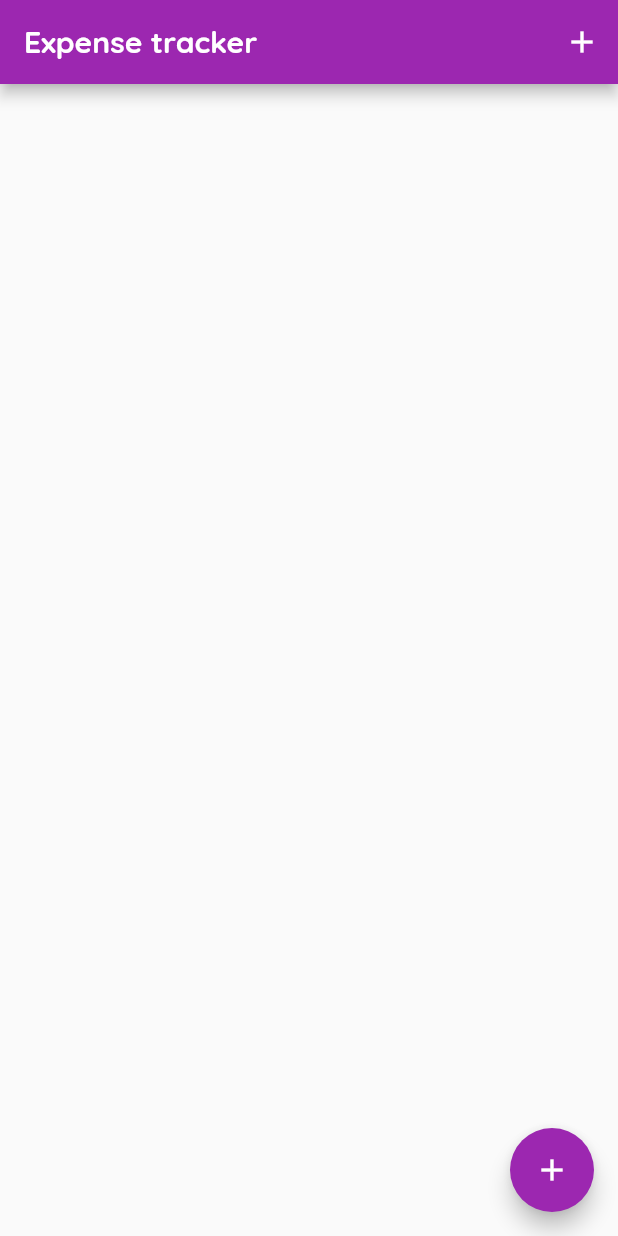
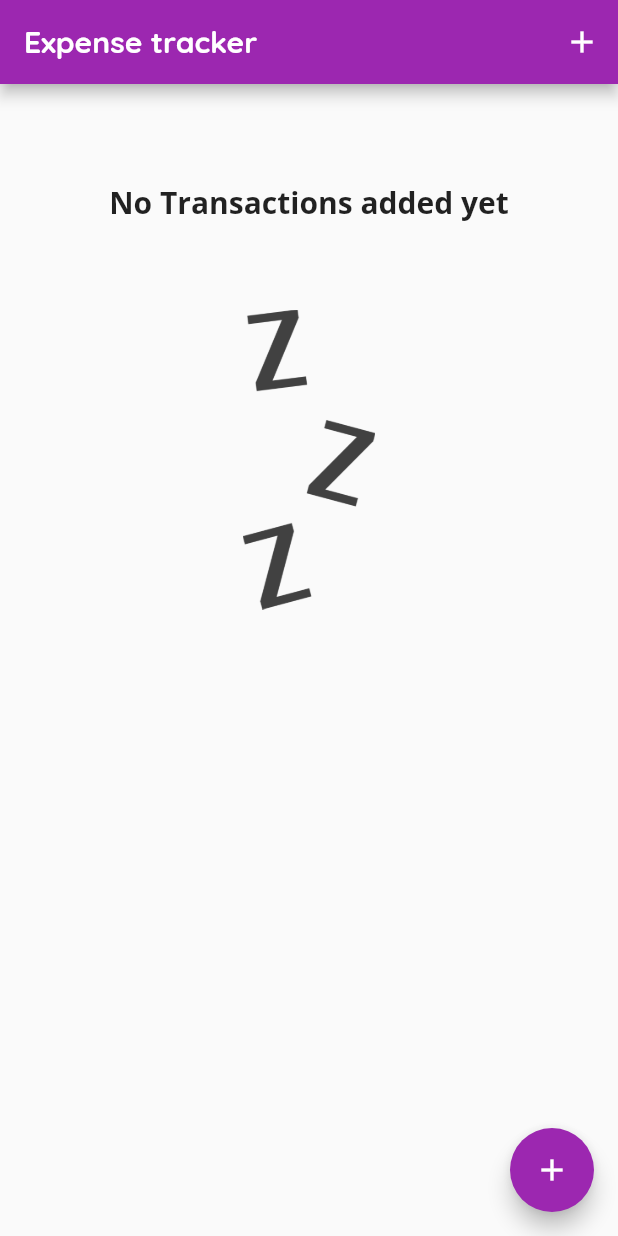
Before and after one commit to kurayami07734/FlutterProjects, a Flutter app: the screen it shows after launch, on a phone screen of 412 x 824 dp. Run offline on Flutter 3.47's test engine with Material 2 defaults, Android fonts, the light colour scheme and no system bars; our stand-ins replace audioplayers, google_fonts, rflutter_alert.

Commit message:
primitive expense chart is sort of working now

```diff
--- a/personal_expenses/lib/main.dart
+++ b/personal_expenses/lib/main.dart
@@ -1,7 +1,10 @@
 import 'package:flutter/material.dart';
-import 'package:personal_expenses/widgets/transaction_list.dart';
+import 'package:google_fonts/google_fonts.dart';
+
+import './widgets/transaction_list.dart';
 import './widgets/new_transaction.dart';
-import 'package:google_fonts/google_fonts.dart';
+import './widgets/chart.dart';
+
 import './models/transaction.dart';
 
 void main() {
@@ -17,9 +20,12 @@ class MyApp extends StatelessWidget {
       home: const MyHomePage(),
       theme: ThemeData(
           primarySwatch: Colors.purple,
-          textTheme: TextTheme(
-            bodyText1: GoogleFonts.openSans(fontSize: 18),
-          ),
+          textTheme: ThemeData.light().textTheme.copyWith(
+                titleLarge: GoogleFonts.openSans(
+                  fontSize: 20,
+                  fontWeight: FontWeight.bold,
+                ),
+              ),
           appBarTheme: AppBarTheme(
             titleTextStyle: GoogleFonts.quicksand(
               fontSize: 20,
@@ -79,6 +85,7 @@ class _MyHomePageState extends State<MyHomePage> {
       ),
       body: Column(
         children: [
+          Chart(txns: _txns),
           TransactionList(txns: _txns),
         ],
       ),
--- /dev/null
+++ b/personal_expenses/lib/widgets/chart.dart
@@ -0,0 +1,57 @@
+import 'package:flutter/material.dart';
+import '../models/transaction.dart';
+
+class Bar extends StatelessWidget {
+  final String tag;
+  final double amount;
+  const Bar({Key? key, required this.tag, required this.amount})
+      : super(key: key);
+
+  @override
+  Widget build(BuildContext context) {
+    return Column(
+      children: [
+        Text(
+          tag,
+          style: ThemeData.light().textTheme.bodyText1,
+        ),
+        SizedBox(
+          height: 5,
+        ),
+        Container(
+          height: amount * 100,
+          width: 30,
+          color: Colors.amber,
+        ),
+      ],
+    );
+  }
+}
+
+class Chart extends StatelessWidget {
+  final List<Transaction> txns;
+  Chart({Key? key, required this.txns}) : super(key: key);
+
+  List<Bar> groupTranactions() {
+    Map<String, double> txnMap =
+        Map.fromIterable(txns, key: (e) => e.id, value: (e) => e.amount);
+    double totalAmount = 0;
+    List<Bar> bars = [];
+    txns.forEach((e) => totalAmount += e.amount);
+    txnMap.forEach((key, value) => bars.add(Bar(
+          tag: key,
+          amount: value / totalAmount,
+        )));
+
+    return bars;
+  }
+
+  @override
+  Widget build(BuildContext context) {
+    return Card(
+      child: Container(
+        child: Row(children: groupTranactions()),
+      ),
+    );
+  }
+}
--- a/personal_expenses/lib/widgets/transaction_list.dart
+++ b/personal_expenses/lib/widgets/transaction_list.dart
@@ -11,12 +11,31 @@ class TransactionList extends StatelessWidget {
   Widget build(BuildContext context) {
     return Container(
       height: 400,
-      child: ListView.builder(
-        itemBuilder: (context, index) {
-          return ListItem(txn: txns[index]);
-        },
-        itemCount: txns.length,
-      ),
+      child: txns.isEmpty
+          ? Container(
+              child: Center(
+                child: Column(
+                  mainAxisAlignment: MainAxisAlignment.spaceEvenly,
+                  children: [
+                    Text(
+                      'No Transactions added yet',
+                      style: Theme.of(context).textTheme.titleLarge,
+                    ),
+                    Image(
+                      height: 200,
+                      image: AssetImage('img/waiting.png'),
+                      fit: BoxFit.cover,
+                    ),
+                  ],
+                ),
+              ),
+            )
+          : ListView.builder(
+              itemBuilder: (context, index) {
+                return ListItem(txn: txns[index]);
+              },
+              itemCount: txns.length,
+            ),
     );
   }
 }
--- a/personal_expenses/pubspec.yaml
+++ b/personal_expenses/pubspec.yaml
@@ -61,7 +61,7 @@ flutter:
 
   # To add assets to your application, add an assets section, like this:
   assets:
-    - images/
+    - img/
 
 
   # For details regarding adding assets from package dependencies, see
```
